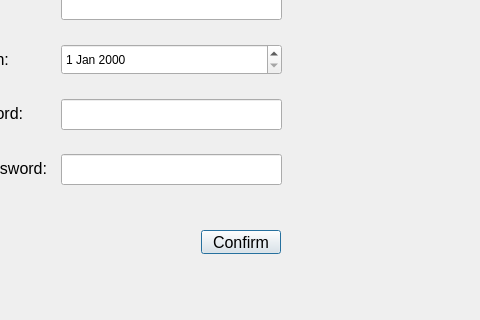
This is RMS_qt/forgotpass.ui in dev-pratik02/RMS as Qt 5 draws it before an edit; both pictures show x 209 to 689 and y 280 to 600 of the 800 by 600 pixel window. The edited form follows.
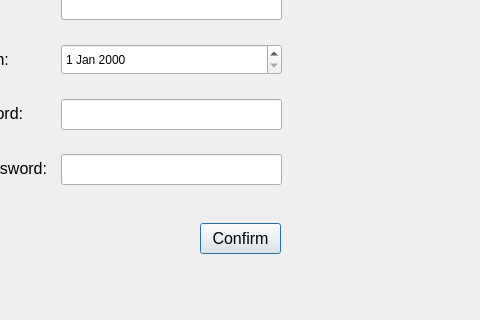
This is the edited form.

```diff
--- a/RMS_qt/forgotpass.ui
+++ b/RMS_qt/forgotpass.ui
@@ -179,10 +179,10 @@
   <widget class="QPushButton" name="btn_confirm">
    <property name="geometry">
     <rect>
-     <x>410</x>
-     <y>510</y>
-     <width>80</width>
-     <height>24</height>
+     <x>409</x>
+     <y>503</y>
+     <width>81</width>
+     <height>31</height>
     </rect>
    </property>
    <property name="font">
```
